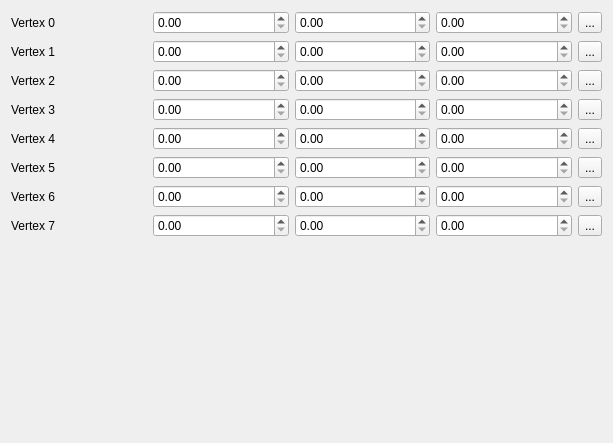
VShader/CG_Praktikum_1, file Aufgabe4_cube_Vertex/VertexManipulationWidget/vertexManipulationWidget.ui: the form before one commit.
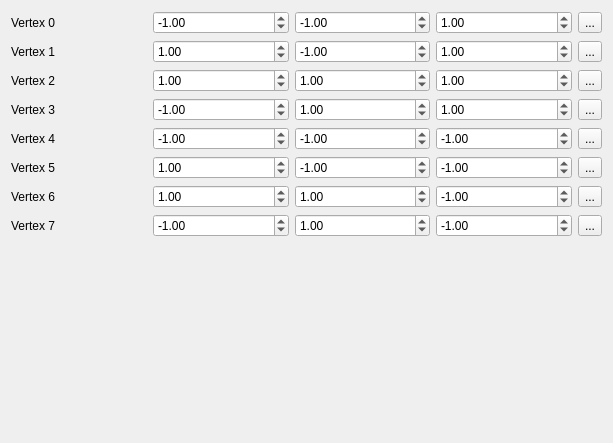
The form after the commit.

Patch:
```diff
--- a/Aufgabe4_cube_Vertex/VertexManipulationWidget/vertexManipulationWidget.ui
+++ b/Aufgabe4_cube_Vertex/VertexManipulationWidget/vertexManipulationWidget.ui
@@ -29,13 +29,43 @@
         </widget>
        </item>
        <item>
-        <widget class="QDoubleSpinBox" name="doubleSpinBox_Vertex_x_0"/>
+        <widget class="QDoubleSpinBox" name="doubleSpinBox_Vertex_x_0">
+         <property name="minimum">
+          <double>-99.989999999999995</double>
+         </property>
+         <property name="singleStep">
+          <double>0.100000000000000</double>
+         </property>
+         <property name="value">
+          <double>-1.000000000000000</double>
+         </property>
+        </widget>
        </item>
        <item>
-        <widget class="QDoubleSpinBox" name="doubleSpinBox_Vertex_y_0"/>
+        <widget class="QDoubleSpinBox" name="doubleSpinBox_Vertex_y_0">
+         <property name="minimum">
+          <double>-99.989999999999995</double>
+         </property>
+         <property name="singleStep">
+          <double>0.100000000000000</double>
+         </property>
+         <property name="value">
+          <double>-1.000000000000000</double>
+         </property>
+        </widget>
        </item>
        <item>
-        <widget class="QDoubleSpinBox" name="doubleSpinBox_Vertex_z_0"/>
+        <widget class="QDoubleSpinBox" name="doubleSpinBox_Vertex_z_0">
+         <property name="minimum">
+          <double>-99.989999999999995</double>
+         </property>
+         <property name="singleStep">
+          <double>0.100000000000000</double>
+         </property>
+         <property name="value">
+          <double>1.000000000000000</double>
+         </property>
+        </widget>
        </item>
        <item>
         <widget class="QToolButton" name="toolButton_Vertex_0">
@@ -59,13 +89,43 @@
         </widget>
        </item>
        <item>
-        <widget class="QDoubleSpinBox" name="doubleSpinBox_Vertex_x_1"/>
+        <widget class="QDoubleSpinBox" name="doubleSpinBox_Vertex_x_1">
+         <property name="minimum">
+          <double>-99.989999999999995</double>
+         </property>
+         <property name="singleStep">
+          <double>0.100000000000000</double>
+         </property>
+         <property name="value">
+          <double>1.000000000000000</double>
+         </property>
+        </widget>
        </item>
        <item>
-        <widget class="QDoubleSpinBox" name="doubleSpinBox_Vertex_y_1"/>
+        <widget class="QDoubleSpinBox" name="doubleSpinBox_Vertex_y_1">
+         <property name="minimum">
+          <double>-99.989999999999995</double>
+         </property>
+         <property name="singleStep">
+          <double>0.100000000000000</double>
+         </property>
+         <property name="value">
+          <double>-1.000000000000000</double>
+         </property>
+        </widget>
        </item>
        <item>
-        <widget class="QDoubleSpinBox" name="doubleSpinBox_Vertex_z_1"/>
+        <widget class="QDoubleSpinBox" name="doubleSpinBox_Vertex_z_1">
+         <property name="minimum">
+          <double>-99.989999999999995</double>
+         </property>
+         <property name="singleStep">
+          <double>0.100000000000000</double>
+         </property>
+         <property name="value">
+          <double>1.000000000000000</double>
+         </property>
+        </widget>
        </item>
        <item>
         <widget class="QToolButton" name="toolButton_Vertex_1">
@@ -89,13 +149,43 @@
         </widget>
        </item>
        <item>
-        <widget class="QDoubleSpinBox" name="doubleSpinBox_Vertex_x_2"/>
+        <widget class="QDoubleSpinBox" name="doubleSpinBox_Vertex_x_2">
+         <property name="minimum">
+          <double>-99.989999999999995</double>
+         </property>
+         <property name="singleStep">
+          <double>0.100000000000000</double>
+         </property>
+         <property name="value">
+          <double>1.000000000000000</double>
+         </property>
+        </widget>
        </item>
        <item>
-        <widget class="QDoubleSpinBox" name="doubleSpinBox_Vertex_y_2"/>
+        <widget class="QDoubleSpinBox" name="doubleSpinBox_Vertex_y_2">
+         <property name="minimum">
+          <double>-99.989999999999995</double>
+         </property>
+         <property name="singleStep">
+          <double>0.100000000000000</double>
+         </property>
+         <property name="value">
+          <double>1.000000000000000</double>
+         </property>
+        </widget>
        </item>
        <item>
-        <widget class="QDoubleSpinBox" name="doubleSpinBox_Vertex_z_2"/>
+        <widget class="QDoubleSpinBox" name="doubleSpinBox_Vertex_z_2">
+         <property name="minimum">
+          <double>-99.989999999999995</double>
+         </property>
+         <property name="singleStep">
+          <double>0.100000000000000</double>
+         </property>
+         <property name="value">
+          <double>1.000000000000000</double>
+         </property>
+        </widget>
        </item>
        <item>
         <widget class="QToolButton" name="toolButton_Vertex_2">
@@ -119,13 +209,43 @@
         </widget>
        </item>
        <item>
-        <widget class="QDoubleSpinBox" name="doubleSpinBox_Vertex_x_3"/>
+        <widget class="QDoubleSpinBox" name="doubleSpinBox_Vertex_x_3">
+         <property name="minimum">
+          <double>-99.989999999999995</double>
+         </property>
+         <property name="singleStep">
+          <double>0.100000000000000</double>
+         </property>
+         <property name="value">
+          <double>-1.000000000000000</double>
+         </property>
+        </widget>
        </item>
        <item>
-        <widget class="QDoubleSpinBox" name="doubleSpinBox_Vertex_y_3"/>
+        <widget class="QDoubleSpinBox" name="doubleSpinBox_Vertex_y_3">
+         <property name="minimum">
+          <double>-99.989999999999995</double>
+         </property>
+         <property name="singleStep">
+          <double>0.100000000000000</double>
+         </property>
+         <property name="value">
+          <double>1.000000000000000</double>
+         </property>
+        </widget>
        </item>
        <item>
-        <widget class="QDoubleSpinBox" name="doubleSpinBox_Vertex_z_3"/>
+        <widget class="QDoubleSpinBox" name="doubleSpinBox_Vertex_z_3">
+         <property name="minimum">
+          <double>-99.989999999999995</double>
+         </property>
+         <property name="singleStep">
+          <double>0.100000000000000</double>
+         </property>
+         <property name="value">
+          <double>1.000000000000000</double>
+         </property>
+        </widget>
        </item>
        <item>
         <widget class="QToolButton" name="toolButton_Vertex_3">
@@ -149,13 +269,43 @@
         </widget>
        </item>
        <item>
-        <widget class="QDoubleSpinBox" name="doubleSpinBox_Vertex_x_4"/>
+        <widget class="QDoubleSpinBox" name="doubleSpinBox_Vertex_x_4">
+         <property name="minimum">
+          <double>-99.989999999999995</double>
+         </property>
+         <property name="singleStep">
+          <double>0.100000000000000</double>
+         </property>
+         <property name="value">
+          <double>-1.000000000000000</double>
+         </property>
+        </widget>
        </item>
        <item>
-        <widget class="QDoubleSpinBox" name="doubleSpinBox_Vertex_y_4"/>
+        <widget class="QDoubleSpinBox" name="doubleSpinBox_Vertex_y_4">
+         <property name="minimum">
+          <double>-99.989999999999995</double>
+         </property>
+         <property name="singleStep">
+          <double>0.100000000000000</double>
+         </property>
+         <property name="value">
+          <double>-1.000000000000000</double>
+         </property>
+        </widget>
        </item>
        <item>
-        <widget class="QDoubleSpinBox" name="doubleSpinBox_Vertex_z_4"/>
+        <widget class="QDoubleSpinBox" name="doubleSpinBox_Vertex_z_4">
+         <property name="minimum">
+          <double>-99.989999999999995</double>
+         </property>
+         <property name="singleStep">
+          <double>0.100000000000000</double>
+         </property>
+         <property name="value">
+          <double>-1.000000000000000</double>
+         </property>
+        </widget>
        </item>
        <item>
         <widget class="QToolButton" name="toolButton_Vertex_4">
@@ -179,13 +329,43 @@
         </widget>
        </item>
        <item>
-        <widget class="QDoubleSpinBox" name="doubleSpinBox_Vertex_x_5"/>
+        <widget class="QDoubleSpinBox" name="doubleSpinBox_Vertex_x_5">
+         <property name="minimum">
+          <double>-99.989999999999995</double>
+         </property>
+         <property name="singleStep">
+          <double>0.100000000000000</double>
+         </property>
+         <property name="value">
+          <double>1.000000000000000</double>
+         </property>
+        </widget>
        </item>
        <item>
-        <widget class="QDoubleSpinBox" name="doubleSpinBox_Vertex_y_5"/>
+        <widget class="QDoubleSpinBox" name="doubleSpinBox_Vertex_y_5">
+         <property name="minimum">
+          <double>-99.989999999999995</double>
+         </property>
+         <property name="singleStep">
+          <double>0.100000000000000</double>
+         </property>
+         <property name="value">
+          <double>-1.000000000000000</double>
+         </property>
+        </widget>
        </item>
        <item>
-        <widget class="QDoubleSpinBox" name="doubleSpinBox_Vertex_z_5"/>
+        <widget class="QDoubleSpinBox" name="doubleSpinBox_Vertex_z_5">
+         <property name="minimum">
+          <double>-99.989999999999995</double>
+         </property>
+         <property name="singleStep">
+          <double>0.100000000000000</double>
+         </property>
+         <property name="value">
+          <double>-1.000000000000000</double>
+         </property>
+        </widget>
        </item>
        <item>
         <widget class="QToolButton" name="toolButton_Vertex_5">
@@ -209,13 +389,43 @@
         </widget>
        </item>
        <item>
-        <widget class="QDoubleSpinBox" name="doubleSpinBox_Vertex_x_6"/>
+        <widget class="QDoubleSpinBox" name="doubleSpinBox_Vertex_x_6">
+         <property name="minimum">
+          <double>-99.989999999999995</double>
+         </property>
+         <property name="singleStep">
+          <double>0.100000000000000</double>
+         </property>
+         <property name="value">
+          <double>1.000000000000000</double>
+         </property>
+        </widget>
        </item>
        <item>
-        <widget class="QDoubleSpinBox" name="doubleSpinBox_Vertex_y_6"/>
+        <widget class="QDoubleSpinBox" name="doubleSpinBox_Vertex_y_6">
+         <property name="minimum">
+          <double>-99.989999999999995</double>
+         </property>
+         <property name="singleStep">
+          <double>0.100000000000000</double>
+         </property>
+         <property name="value">
+          <double>1.000000000000000</double>
+         </property>
+        </widget>
        </item>
        <item>
-        <widget class="QDoubleSpinBox" name="doubleSpinBox_Vertex_z_6"/>
+        <widget class="QDoubleSpinBox" name="doubleSpinBox_Vertex_z_6">
+         <property name="minimum">
+          <double>-99.989999999999995</double>
+         </property>
+         <property name="singleStep">
+          <double>0.100000000000000</double>
+         </property>
+         <property name="value">
+          <double>-1.000000000000000</double>
+         </property>
+        </widget>
        </item>
        <item>
         <widget class="QToolButton" name="toolButton_Vertex_6">
@@ -239,13 +449,43 @@
         </widget>
        </item>
        <item>
-        <widget class="QDoubleSpinBox" name="doubleSpinBox_Vertex_x_7"/>
+        <widget class="QDoubleSpinBox" name="doubleSpinBox_Vertex_x_7">
+         <property name="minimum">
+          <double>-99.989999999999995</double>
+         </property>
+         <property name="singleStep">
+          <double>0.100000000000000</double>
+         </property>
+         <property name="value">
+          <double>-1.000000000000000</double>
+         </property>
+        </widget>
        </item>
        <item>
-        <widget class="QDoubleSpinBox" name="doubleSpinBox_Vertex_y_7"/>
+        <widget class="QDoubleSpinBox" name="doubleSpinBox_Vertex_y_7">
+         <property name="minimum">
+          <double>-99.989999999999995</double>
+         </property>
+         <property name="singleStep">
+          <double>0.100000000000000</double>
+         </property>
+         <property name="value">
+          <double>1.000000000000000</double>
+         </property>
+        </widget>
        </item>
        <item>
-        <widget class="QDoubleSpinBox" name="doubleSpinBox_Vertex_z_7"/>
+        <widget class="QDoubleSpinBox" name="doubleSpinBox_Vertex_z_7">
+         <property name="minimum">
+          <double>-99.989999999999995</double>
+         </property>
+         <property name="singleStep">
+          <double>0.100000000000000</double>
+         </property>
+         <property name="value">
+          <double>-1.000000000000000</double>
+         </property>
+        </widget>
        </item>
        <item>
         <widget class="QToolButton" name="toolButton_Vertex_7">
```
